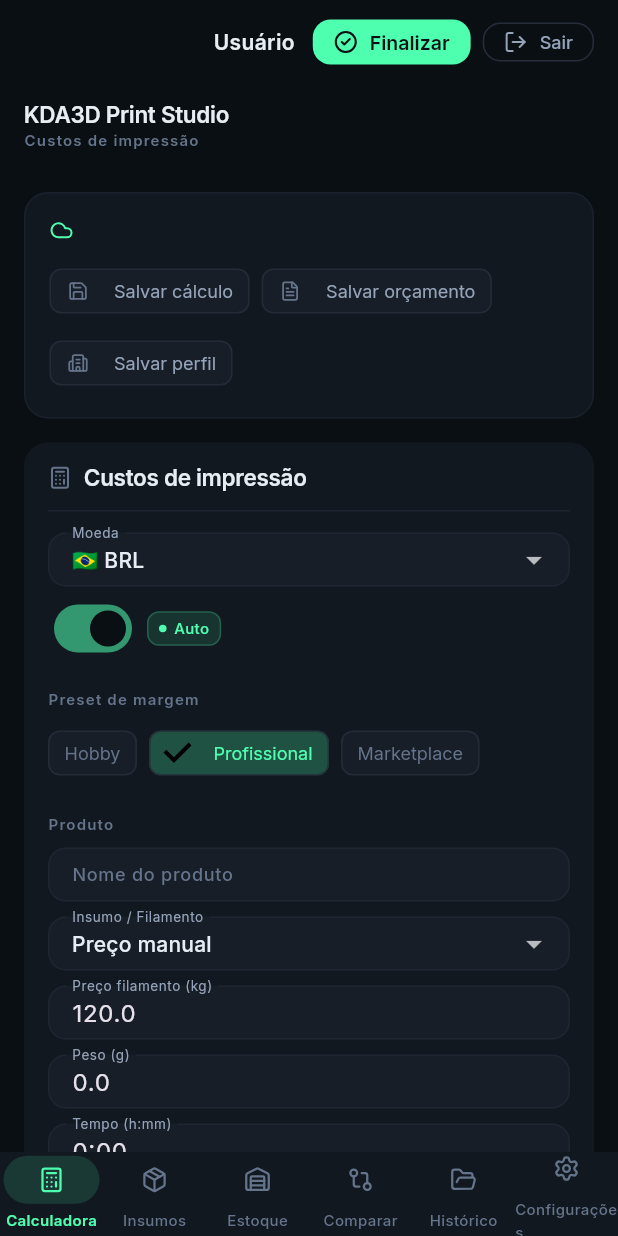
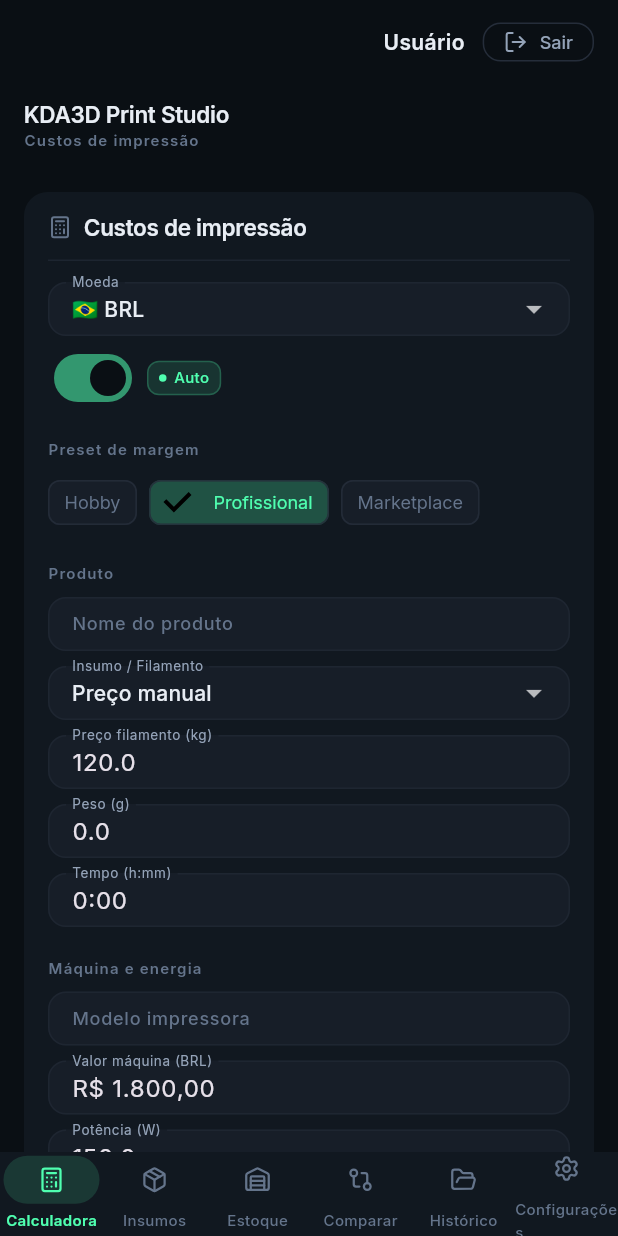
Before and after one commit to Kdastudio/calculator3d, a Flutter app: the screen it shows once a user with an empty profile is signed in, on a phone screen of 412 x 824 dp. Run offline on Flutter 3.47's test engine with Material 3 defaults, Android fonts, the phone set to English and light mode, and no system bars; our stand-ins replace file_picker, fl_chart, flutter_dotenv, google_fonts, lucide_icons_flutter, pdf and 3 more; accounts and stored records are empty; network calls fail.

Commit message:
refactor: remover barra de sync na nuvem e botão Finalizar do header
Simplifica o topo da calculadora mantendo apenas nome do usuário e Sair.

Co-authored-by: Cursor <cursoragent@cursor.com>

```diff
--- a/lib/presentation/screens/home_screen.dart
+++ b/lib/presentation/screens/home_screen.dart
@@ -3,7 +3,6 @@ import 'package:flutter/material.dart';
 import '../../core/layout/app_layout.dart';
 import '../../core/theme/app_icons.dart';
 import '../../core/theme/app_theme.dart';
-import '../widgets/cloud_sync_bar.dart';
 import '../widgets/cost_section.dart';
 import '../widgets/energy_region_selector.dart';
 import '../widgets/gcode_reader_section.dart';
@@ -50,8 +49,6 @@ class HomeScreen extends StatelessWidget {
 
                   return Column(
                     children: [
-                      const CloudSyncBar(),
-                      const SizedBox(height: 16),
                       if (isDesktop)
                         _DesktopThreeColumnLayout()
                       else if (isTablet)
--- a/lib/presentation/screens/main_nav_shell.dart
+++ b/lib/presentation/screens/main_nav_shell.dart
@@ -57,10 +57,7 @@ class _MainNavShellState extends State<MainNavShell> {
           backgroundColor: AppTheme.background,
           body: Column(
             children: [
-              UserSessionBar(
-                onLogout: _logout,
-                showFinalize: _index == 0,
-              ),
+              UserSessionBar(onLogout: _logout),
               Expanded(
                 child: Row(
                   children: [
--- a/lib/presentation/widgets/cloud_sync_bar.dart
+++ /dev/null
@@ -1,141 +0,0 @@
-import 'package:flutter/material.dart';
-import 'package:provider/provider.dart';
-
-import '../../core/theme/app_icons.dart';
-import '../../core/theme/app_theme.dart';
-import '../providers/auth_provider.dart';
-import '../providers/calculator_provider.dart';
-import '../providers/sync_provider.dart';
-import 'common_widgets.dart';
-
-class CloudSyncBar extends StatelessWidget {
-  const CloudSyncBar({super.key});
-
-  @override
-  Widget build(BuildContext context) {
-    final auth = context.watch<AuthProvider>();
-    final sync = context.watch<SyncProvider>();
-
-    if (!auth.isConfigured) {
-      return AppBanner(
-        tone: AppBannerTone.warning,
-        icon: AppIcons.cloudOff,
-        message: 'Nuvem desativada — rode com --dart-define-from-file=.env',
-      );
-    }
-
-    return Container(
-      padding: const EdgeInsets.all(16),
-      decoration: BoxDecoration(
-        color: AppTheme.card,
-        borderRadius: BorderRadius.circular(AppTheme.radiusLg),
-        border: Border.all(color: AppTheme.borderSubtle),
-      ),
-      child: Column(
-        crossAxisAlignment: CrossAxisAlignment.start,
-        children: [
-          Row(
-            children: [
-              const Icon(AppIcons.cloud, size: 16, color: AppTheme.success),
-              const SizedBox(width: 8),
-              Expanded(
-                child: Text(
-                  auth.userEmail ?? 'Conectado',
-                  style: Theme.of(context).textTheme.bodySmall?.copyWith(
-                        color: AppTheme.textPrimary,
-                        fontWeight: FontWeight.w500,
-                      ),
-                ),
-              ),
-              if (sync.isLoading)
-                const SizedBox(
-                  width: 14,
-                  height: 14,
-                  child: CircularProgressIndicator(strokeWidth: 2),
-                ),
-            ],
-          ),
-          if (sync.message != null) ...[
-            const SizedBox(height: 6),
-            Text(
-              sync.message!,
-              style: const TextStyle(fontSize: 12, color: AppTheme.success),
-            ),
-          ],
-          const SizedBox(height: 12),
-          Wrap(
-            spacing: 8,
-            runSpacing: 8,
-            children: [
-              _SyncChip(
-                label: 'Salvar cálculo',
-                icon: AppIcons.save,
-                onPressed: sync.isLoading ? null : () => _saveCalculation(context),
-              ),
-              _SyncChip(
-                label: 'Salvar orçamento',
-                icon: AppIcons.fileText,
-                onPressed: sync.isLoading ? null : () => _saveQuote(context),
-              ),
-              _SyncChip(
-                label: 'Salvar perfil',
-                icon: AppIcons.building,
-                onPressed: sync.isLoading ? null : () => _saveProfile(context),
-              ),
-            ],
-          ),
-        ],
-      ),
-    );
-  }
-
-  Future<void> _saveCalculation(BuildContext context) async {
-    final auth = context.read<AuthProvider>();
-    final sync = context.read<SyncProvider>();
-    final calculator = context.read<CalculatorProvider>();
-    if (auth.user == null) return;
-
-    calculator.calculate();
-    await sync.saveCalculation(calculator, auth.user!.id);
-  }
-
-  Future<void> _saveQuote(BuildContext context) async {
-    final auth = context.read<AuthProvider>();
-    final sync = context.read<SyncProvider>();
-    final calculator = context.read<CalculatorProvider>();
-    if (auth.user == null) return;
-
-    await sync.saveQuote(calculator, auth.user!.id);
-  }
-
-  Future<void> _saveProfile(BuildContext context) async {
-    final auth = context.read<AuthProvider>();
-    final sync = context.read<SyncProvider>();
-    final calculator = context.read<CalculatorProvider>();
-    if (auth.user == null) return;
-
-    await sync.saveProfileFromCalculator(calculator, auth.user!.id);
-  }
-}
-
-class _SyncChip extends StatelessWidget {
-  const _SyncChip({
-    required this.label,
-    required this.icon,
-    this.onPressed,
-  });
-
-  final String label;
-  final IconData icon;
-  final VoidCallback? onPressed;
-
-  @override
-  Widget build(BuildContext context) {
-    return ActionChip(
-      avatar: Icon(icon, size: 14, color: AppTheme.textMuted),
-      label: Text(label),
-      onPressed: onPressed,
-      visualDensity: VisualDensity.compact,
-    );
-  }
-}
--- a/lib/presentation/widgets/user_session_bar.dart
+++ b/lib/presentation/widgets/user_session_bar.dart
@@ -4,19 +4,15 @@ import 'package:provider/provider.dart';
 import '../../core/theme/app_icons.dart';
 import '../../core/theme/app_theme.dart';
 import '../providers/auth_provider.dart';
-import '../providers/calculator_provider.dart';
 import '../providers/sync_provider.dart';
-import 'finalize_quote_bar.dart';
 
 class UserSessionBar extends StatelessWidget {
   const UserSessionBar({
     super.key,
     required this.onLogout,
-    this.showFinalize = false,
   });
 
   final VoidCallback onLogout;
-  final bool showFinalize;
 
   String _resolveDisplayName(SyncProvider sync, AuthProvider auth) {
     final profileName = sync.profile?.displayName.trim();
@@ -41,9 +37,6 @@ class UserSessionBar extends StatelessWidget {
     final auth = context.watch<AuthProvider>();
     final sync = context.watch<SyncProvider>();
     final displayName = _resolveDisplayName(sync, auth);
-    final finalized = context.select<CalculatorProvider, bool>(
-      (p) => p.quoteData.isFinalized,
-    );
 
     return Material(
       color: AppTheme.background,
@@ -63,22 +56,7 @@ class UserSessionBar extends StatelessWidget {
                 ),
                 overflow: TextOverflow.ellipsis,
               ),
-              if (showFinalize && !finalized) ...[
-                const SizedBox(width: 12),
-                FilledButton.icon(
-                  onPressed: () => runFinalizeQuoteFlow(context),
-                  icon: const Icon(AppIcons.checkCircle, size: 16),
-                  label: const Text('Finalizar'),
-                  style: FilledButton.styleFrom(
-                    visualDensity: VisualDensity.compact,
-                    padding: const EdgeInsets.symmetric(
-                      horizontal: 14,
-                      vertical: 10,
-                    ),
-                  ),
-                ),
-              ],
-              const SizedBox(width: 8),
+              const SizedBox(width: 12),
               OutlinedButton.icon(
                 onPressed: onLogout,
                 icon: const Icon(AppIcons.logout, size: 16),
```
